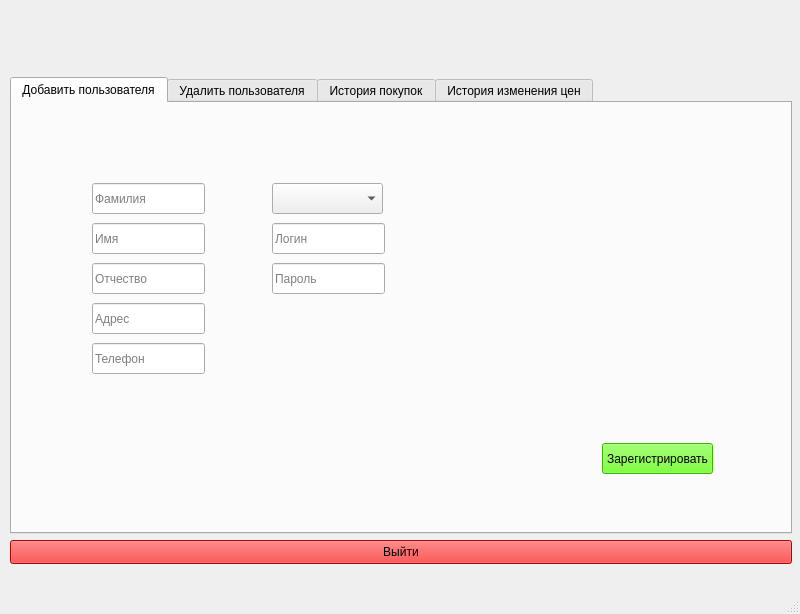
This is adminhomewindown.ui in dOOmcLiF/WroomWroom as Qt 5 draws it before an edit. The edited form follows.
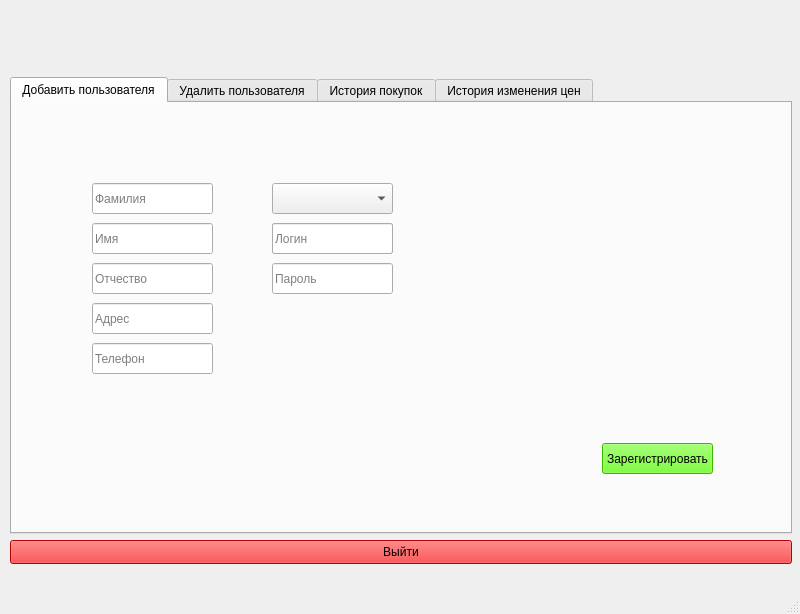
This is the edited form.

```diff
--- a/adminhomewindown.ui
+++ b/adminhomewindown.ui
@@ -35,7 +35,7 @@
        <rect>
         <x>80</x>
         <y>80</y>
-        <width>113</width>
+        <width>121</width>
         <height>31</height>
        </rect>
       </property>
@@ -51,7 +51,7 @@
        <rect>
         <x>80</x>
         <y>120</y>
-        <width>113</width>
+        <width>121</width>
         <height>31</height>
        </rect>
       </property>
@@ -64,7 +64,7 @@
        <rect>
         <x>80</x>
         <y>160</y>
-        <width>113</width>
+        <width>121</width>
         <height>31</height>
        </rect>
       </property>
@@ -77,7 +77,7 @@
        <rect>
         <x>80</x>
         <y>200</y>
-        <width>113</width>
+        <width>121</width>
         <height>31</height>
        </rect>
       </property>
@@ -90,7 +90,7 @@
        <rect>
         <x>80</x>
         <y>240</y>
-        <width>113</width>
+        <width>121</width>
         <height>31</height>
        </rect>
       </property>
@@ -103,7 +103,7 @@
        <rect>
         <x>260</x>
         <y>80</y>
-        <width>111</width>
+        <width>121</width>
         <height>31</height>
        </rect>
       </property>
@@ -147,7 +147,7 @@
        <rect>
         <x>260</x>
         <y>160</y>
-        <width>113</width>
+        <width>121</width>
         <height>31</height>
        </rect>
       </property>
@@ -160,7 +160,7 @@
        <rect>
         <x>260</x>
         <y>120</y>
-        <width>113</width>
+        <width>121</width>
         <height>31</height>
        </rect>
       </property>
@@ -168,6 +168,29 @@
        <string>Логин</string>
       </property>
      </widget>
+     <widget class="QLineEdit" name="company">
+      <property name="geometry">
+       <rect>
+        <x>260</x>
+        <y>120</y>
+        <width>121</width>
+        <height>31</height>
+       </rect>
+      </property>
+      <property name="placeholderText">
+       <string>Название компании</string>
+      </property>
+     </widget>
+     <zorder>surname</zorder>
+     <zorder>name</zorder>
+     <zorder>patronymic</zorder>
+     <zorder>address</zorder>
+     <zorder>telephoneNumber</zorder>
+     <zorder>comboBox</zorder>
+     <zorder>regUser</zorder>
+     <zorder>password</zorder>
+     <zorder>company</zorder>
+     <zorder>login</zorder>
     </widget>
     <widget class="QWidget" name="tab_2">
      <attribute name="title">
```
